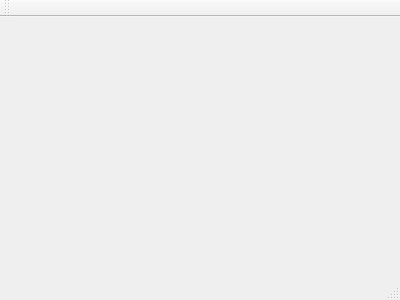
Old version of the form mainwindow.ui in the repository ramupeta/git_examle.
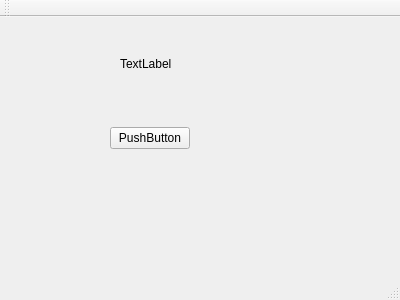
New version of the form.

What changed in the file:
```diff
--- a/mainwindow.ui
+++ b/mainwindow.ui
@@ -12,13 +12,55 @@
   <property name="windowTitle" >
    <string>MainWindow</string>
   </property>
-  <widget class="QMenuBar" name="menuBar" />
-  <widget class="QToolBar" name="mainToolBar" />
-  <widget class="QWidget" name="centralWidget" />
-  <widget class="QStatusBar" name="statusBar" />
+  <widget class="QWidget" name="centralWidget">
+   <widget class="QLabel" name="label">
+    <property name="geometry">
+     <rect>
+      <x>120</x>
+      <y>40</y>
+      <width>59</width>
+      <height>14</height>
+     </rect>
+    </property>
+    <property name="text">
+     <string>TextLabel</string>
+    </property>
+   </widget>
+   <widget class="QPushButton" name="pushButton">
+    <property name="geometry">
+     <rect>
+      <x>110</x>
+      <y>110</y>
+      <width>80</width>
+      <height>22</height>
+     </rect>
+    </property>
+    <property name="text">
+     <string>PushButton</string>
+    </property>
+   </widget>
+  </widget>
+  <widget class="QMenuBar" name="menuBar">
+   <property name="geometry">
+    <rect>
+     <x>0</x>
+     <y>0</y>
+     <width>400</width>
+     <height>19</height>
+    </rect>
+   </property>
+  </widget>
+  <widget class="QToolBar" name="mainToolBar">
+   <attribute name="toolBarArea">
+    <enum>TopToolBarArea</enum>
+   </attribute>
+   <attribute name="toolBarBreak">
+    <bool>false</bool>
+   </attribute>
+  </widget>
+  <widget class="QStatusBar" name="statusBar"/>
  </widget>
- <layoutDefault spacing="6" margin="11" />
- <pixmapfunction></pixmapfunction>
+ <layoutdefault spacing="6" margin="11"/>
  <resources/>
  <connections/>
 </ui>
```
Left out of the diff: 7 changed lines with no effect on the pictures.
